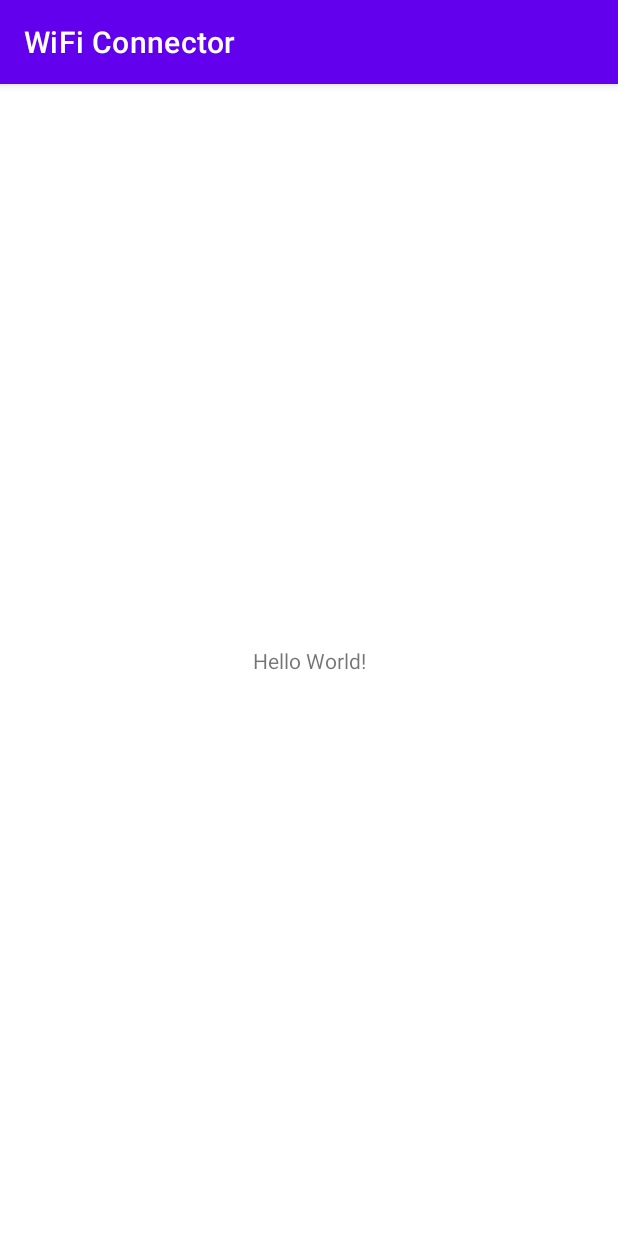
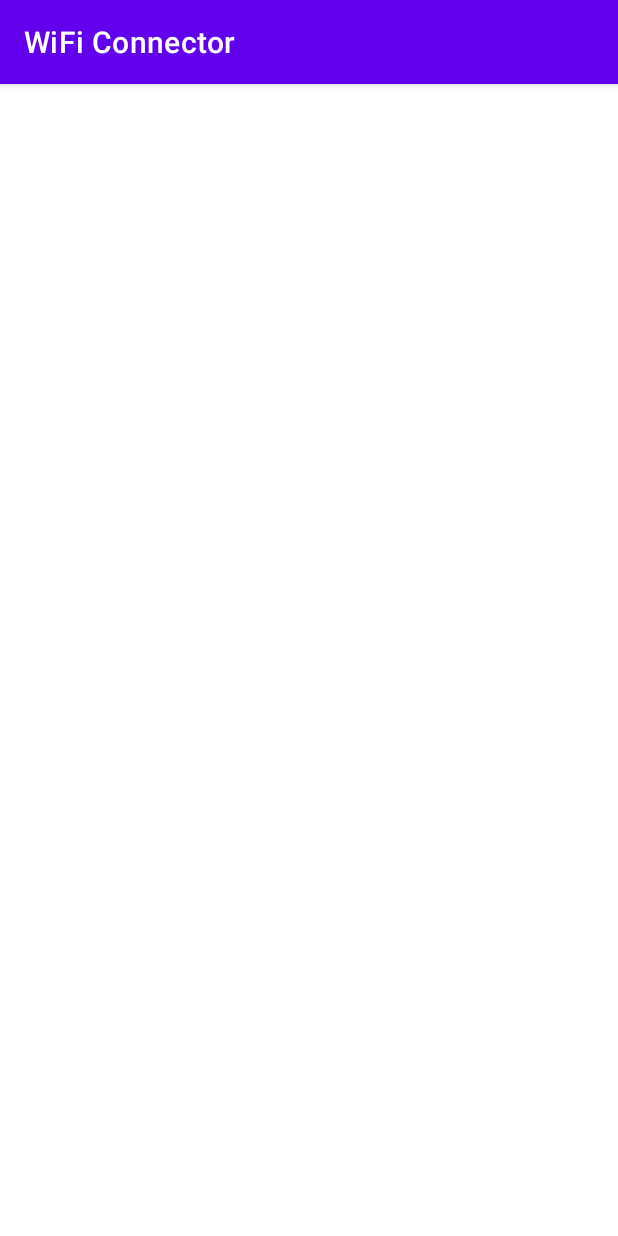
Before and after one commit to LittleTealeaf/CSC-375-Final-Part-1, an Android app: the screen it shows after launch (MainActivity), on a phone screen of 412 x 824 dp. Run offline under Robolectric (Android 15) with nearby library versions, the phone set to English and light mode, and no system bars.

Commit message:
Changed layout to a linear layout

```diff
--- a/android/app/src/main/res/layout/activity_main.xml
+++ b/android/app/src/main/res/layout/activity_main.xml
@@ -1,18 +1,9 @@
 <?xml version="1.0" encoding="utf-8"?>
-<androidx.constraintlayout.widget.ConstraintLayout xmlns:android="http://schemas.android.com/apk/res/android"
+<LinearLayout xmlns:android="http://schemas.android.com/apk/res/android"
         xmlns:tools="http://schemas.android.com/tools"
         xmlns:app="http://schemas.android.com/apk/res-auto"
+        android:orientation="vertical"
         android:layout_width="match_parent"
         android:layout_height="match_parent"
         tools:context=".MainActivity">
-
-    <TextView
-            android:layout_width="wrap_content"
-            android:layout_height="wrap_content"
-            android:text="Hello World!"
-            app:layout_constraintBottom_toBottomOf="parent"
-            app:layout_constraintStart_toStartOf="parent"
-            app:layout_constraintEnd_toEndOf="parent"
-            app:layout_constraintTop_toTopOf="parent" />
-
-</androidx.constraintlayout.widget.ConstraintLayout>
+</LinearLayout>
```
